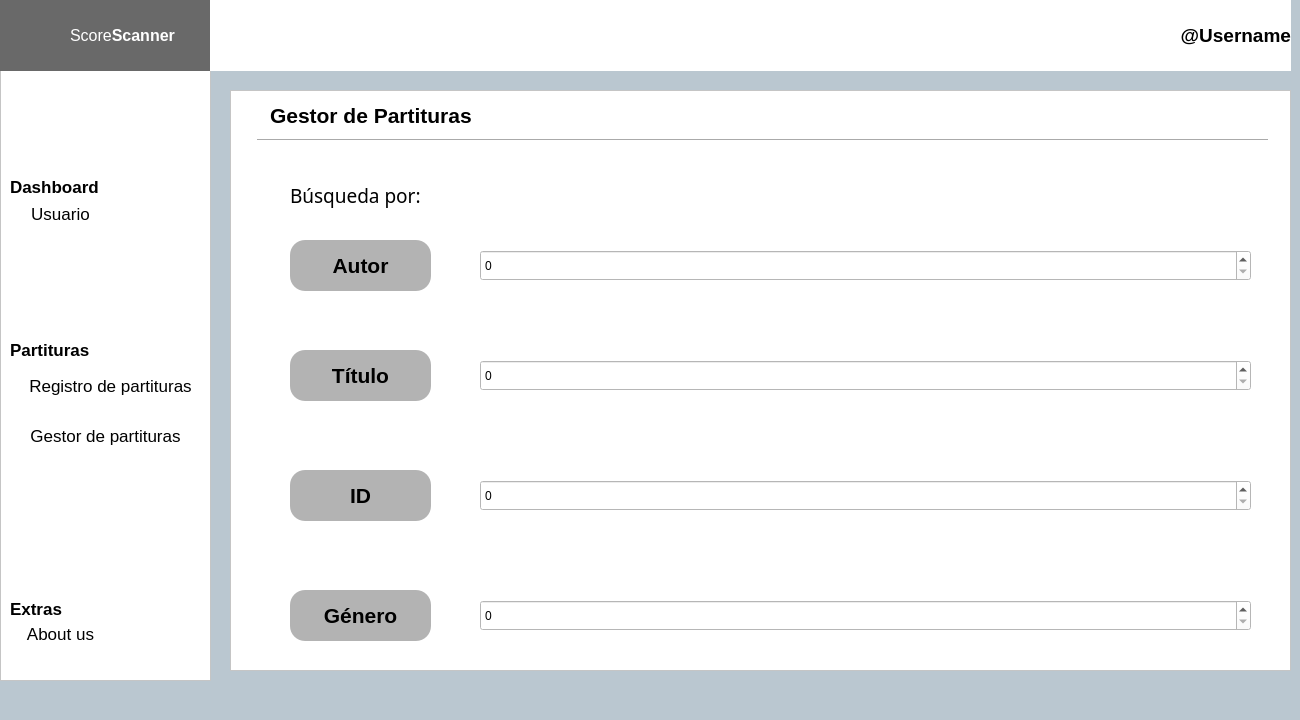
Before: the Qt Designer form ScoreScannerWithPyQt/src/main/python/Interfaz.ui in szapat25/ScoreScanner-1, drawn with Qt 5.
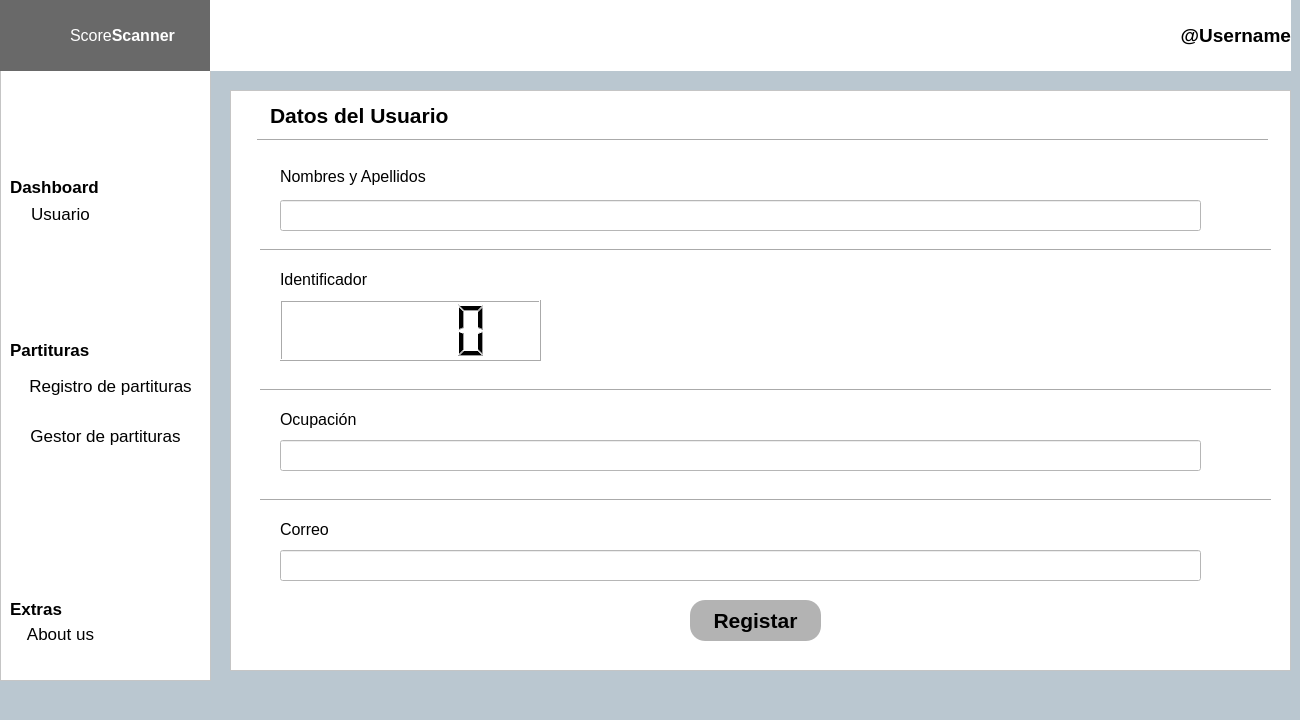
After: the same form once the commit is applied. Icons and pictures are not drawn.

Commit message: Se agrega el frame de Usuario (falta acceso con botón)

The edit to the form file:
```diff
--- a/ScoreScannerWithPyQt/src/main/python/Interfaz.ui
+++ b/ScoreScannerWithPyQt/src/main/python/Interfaz.ui
@@ -641,6 +641,208 @@
        </rect>
       </property>
      </widget>
+     <widget class="QFrame" name="frame_Usuario">
+      <property name="geometry">
+       <rect>
+        <x>0</x>
+        <y>0</y>
+        <width>1061</width>
+        <height>581</height>
+       </rect>
+      </property>
+      <property name="styleSheet">
+       <string notr="true">background-color: rgb(255, 255, 255);</string>
+      </property>
+      <property name="frameShape">
+       <enum>QFrame::StyledPanel</enum>
+      </property>
+      <property name="frameShadow">
+       <enum>QFrame::Raised</enum>
+      </property>
+      <widget class="Line" name="line_3">
+       <property name="geometry">
+        <rect>
+         <x>27</x>
+         <y>40</y>
+         <width>1011</width>
+         <height>20</height>
+        </rect>
+       </property>
+       <property name="orientation">
+        <enum>Qt::Horizontal</enum>
+       </property>
+      </widget>
+      <widget class="QLabel" name="label_DatosUsuario">
+       <property name="geometry">
+        <rect>
+         <x>40</x>
+         <y>10</y>
+         <width>241</width>
+         <height>31</height>
+        </rect>
+       </property>
+       <property name="text">
+        <string>&lt;html&gt;&lt;head/&gt;&lt;body&gt;&lt;p&gt;&lt;span style=&quot; font-size:16pt; font-weight:600;&quot;&gt;Datos del Usuario&lt;/span&gt;&lt;/p&gt;&lt;/body&gt;&lt;/html&gt;</string>
+       </property>
+      </widget>
+      <widget class="QPushButton" name="boton_RegistrarUsuario">
+       <property name="geometry">
+        <rect>
+         <x>460</x>
+         <y>510</y>
+         <width>131</width>
+         <height>41</height>
+        </rect>
+       </property>
+       <property name="font">
+        <font>
+         <pointsize>16</pointsize>
+         <weight>75</weight>
+         <bold>true</bold>
+        </font>
+       </property>
+       <property name="styleSheet">
+        <string notr="true">background-color: rgb(179, 179, 179);
+border-style: solid;
+border-radius:15px;
+</string>
+       </property>
+       <property name="text">
+        <string>Registar</string>
+       </property>
+      </widget>
+      <widget class="QLineEdit" name="lineEdit_NombreUsuario">
+       <property name="geometry">
+        <rect>
+         <x>50</x>
+         <y>110</y>
+         <width>921</width>
+         <height>31</height>
+        </rect>
+       </property>
+      </widget>
+      <widget class="QLabel" name="label_4">
+       <property name="geometry">
+        <rect>
+         <x>50</x>
+         <y>77</y>
+         <width>161</width>
+         <height>20</height>
+        </rect>
+       </property>
+       <property name="text">
+        <string>&lt;html&gt;&lt;head/&gt;&lt;body&gt;&lt;p&gt;&lt;span style=&quot; font-size:12pt;&quot;&gt;Nombres y Apellidos&lt;/span&gt;&lt;/p&gt;&lt;/body&gt;&lt;/html&gt;</string>
+       </property>
+      </widget>
+      <widget class="Line" name="line_4">
+       <property name="geometry">
+        <rect>
+         <x>30</x>
+         <y>150</y>
+         <width>1011</width>
+         <height>20</height>
+        </rect>
+       </property>
+       <property name="orientation">
+        <enum>Qt::Horizontal</enum>
+       </property>
+      </widget>
+      <widget class="QLabel" name="label_IDUsuario">
+       <property name="geometry">
+        <rect>
+         <x>50</x>
+         <y>180</y>
+         <width>161</width>
+         <height>20</height>
+        </rect>
+       </property>
+       <property name="text">
+        <string>&lt;html&gt;&lt;head/&gt;&lt;body&gt;&lt;p&gt;&lt;span style=&quot; font-size:12pt;&quot;&gt;Identificador&lt;/span&gt;&lt;/p&gt;&lt;/body&gt;&lt;/html&gt;</string>
+       </property>
+      </widget>
+      <widget class="QLCDNumber" name="lcdNumber">
+       <property name="geometry">
+        <rect>
+         <x>50</x>
+         <y>210</y>
+         <width>261</width>
+         <height>61</height>
+        </rect>
+       </property>
+      </widget>
+      <widget class="Line" name="line_5">
+       <property name="geometry">
+        <rect>
+         <x>30</x>
+         <y>290</y>
+         <width>1011</width>
+         <height>20</height>
+        </rect>
+       </property>
+       <property name="orientation">
+        <enum>Qt::Horizontal</enum>
+       </property>
+      </widget>
+      <widget class="QLabel" name="label_Ocupacion">
+       <property name="geometry">
+        <rect>
+         <x>50</x>
+         <y>320</y>
+         <width>161</width>
+         <height>20</height>
+        </rect>
+       </property>
+       <property name="text">
+        <string>&lt;html&gt;&lt;head/&gt;&lt;body&gt;&lt;p&gt;&lt;span style=&quot; font-size:12pt;&quot;&gt;Ocupación&lt;/span&gt;&lt;/p&gt;&lt;/body&gt;&lt;/html&gt;</string>
+       </property>
+      </widget>
+      <widget class="QLineEdit" name="lineEdit_OcupacionUsuario">
+       <property name="geometry">
+        <rect>
+         <x>50</x>
+         <y>350</y>
+         <width>921</width>
+         <height>31</height>
+        </rect>
+       </property>
+      </widget>
+      <widget class="Line" name="line_6">
+       <property name="geometry">
+        <rect>
+         <x>30</x>
+         <y>400</y>
+         <width>1011</width>
+         <height>20</height>
+        </rect>
+       </property>
+       <property name="orientation">
+        <enum>Qt::Horizontal</enum>
+       </property>
+      </widget>
+      <widget class="QLabel" name="label_Correo">
+       <property name="geometry">
+        <rect>
+         <x>50</x>
+         <y>430</y>
+         <width>161</width>
+         <height>20</height>
+        </rect>
+       </property>
+       <property name="text">
+        <string>&lt;html&gt;&lt;head/&gt;&lt;body&gt;&lt;p&gt;&lt;span style=&quot; font-size:12pt;&quot;&gt;Correo&lt;/span&gt;&lt;/p&gt;&lt;/body&gt;&lt;/html&gt;</string>
+       </property>
+      </widget>
+      <widget class="QLineEdit" name="lineEdit_CorreoUsuario">
+       <property name="geometry">
+        <rect>
+         <x>50</x>
+         <y>460</y>
+         <width>921</width>
+         <height>31</height>
+        </rect>
+       </property>
+      </widget>
+     </widget>
     </widget>
    </widget>
    <zorder>listView</zorder>
```
The commit also changes 1 other file.
